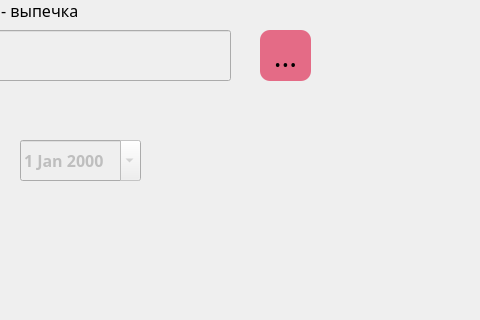
Above: ui/bakery.ui from PavelZagumenkin/Malina_Orders_v1 before the change; both pictures show x 480 to 960 and y 180 to 500 of the 1240 by 700 pixel window. Below: the same form after it.
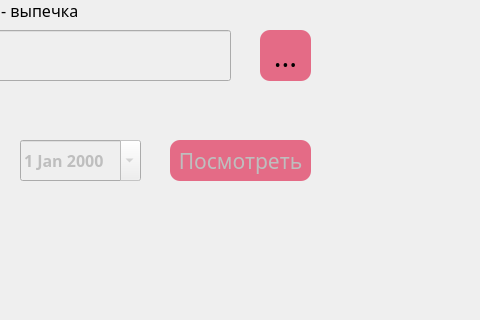
That is the form after the change. Icons and pictures are not drawn.

Commit message: Добавил кнопку и функцию проверки периода

```diff
--- a/ui/bakery.ui
+++ b/ui/bakery.ui
@@ -2,6 +2,9 @@
 <ui version="4.0">
  <class>WindowBakery</class>
  <widget class="QMainWindow" name="WindowBakery">
+  <property name="enabled">
+   <bool>true</bool>
+  </property>
   <property name="geometry">
    <rect>
     <x>0</x>
@@ -417,6 +420,49 @@
      <bool>true</bool>
     </property>
    </widget>
+   <widget class="QPushButton" name="btn_prosmotrPrognoz">
+    <property name="enabled">
+     <bool>false</bool>
+    </property>
+    <property name="geometry">
+     <rect>
+      <x>650</x>
+      <y>320</y>
+      <width>141</width>
+      <height>41</height>
+     </rect>
+    </property>
+    <property name="font">
+     <font>
+      <family>Trebuchet MS</family>
+      <pointsize>16</pointsize>
+      <weight>50</weight>
+      <bold>false</bold>
+     </font>
+    </property>
+    <property name="styleSheet">
+     <string notr="true">QPushButton {
+background-color: rgb(228, 107, 134);
+border: none;
+border-radius: 10px}
+
+QPushButton:hover {
+border: 1px solid  rgb(0, 0, 0);
+background-color: rgba(228, 107, 134, 0.9)
+}
+
+QPushButton:pressed {
+border:3px solid  rgb(0, 0, 0);
+background-color: rgba(228, 107, 134, 1)
+}</string>
+    </property>
+    <property name="text">
+     <string>Посмотреть</string>
+    </property>
+    <property name="checkable">
+     <bool>false</bool>
+    </property>
+   </widget>
   </widget>
  </widget>
  <resources/>
```
The commit also changes 4 other files.
